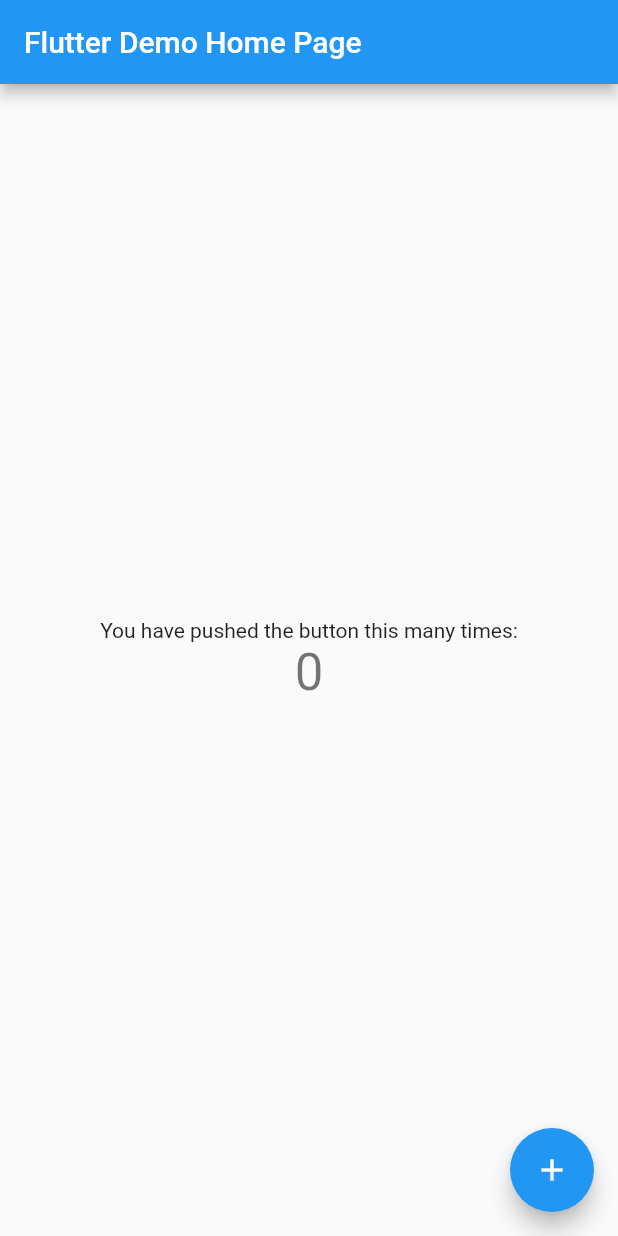
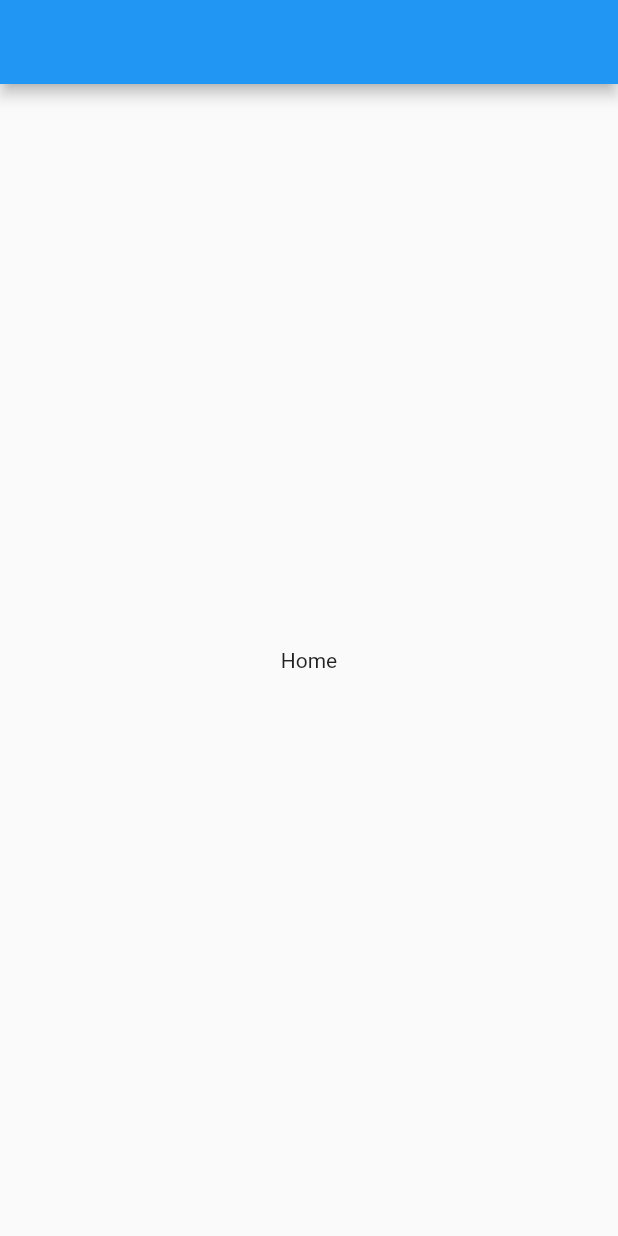
Before and after one commit to nglai/app_cliente, a Flutter app: the screen it shows after launch, on a phone screen of 412 x 824 dp. Run offline on Flutter 3.47's test engine with Material 2 defaults, Android fonts, the phone set to English and light mode, and no system bars.

Commit message:
Ajustes iniciais

```diff
--- a/lib/main.dart
+++ b/lib/main.dart
@@ -1,3 +1,4 @@
+import 'package:app_cliente/pages/home_page.dart';
 import 'package:flutter/material.dart';
 
 void main() {
@@ -11,103 +12,9 @@
     return MaterialApp(
       title: 'Flutter Demo',
       theme: ThemeData(
-        // This is the theme of your application.
-        //
-        // Try running your application with "flutter run". You'll see the
-        // application has a blue toolbar. Then, without quitting the app, try
-        // changing the primarySwatch below to Colors.green and then invoke
-        // "hot reload" (press "r" in the console where you ran "flutter run",
-        // or simply save your changes to "hot reload" in a Flutter IDE).
-        // Notice that the counter didn't reset back to zero; the application
-        // is not restarted.
         primarySwatch: Colors.blue,
       ),
-      home: MyHomePage(title: 'Flutter Demo Home Page'),
+      home: HomePage(),
     );
   }
 }
-
-class MyHomePage extends StatefulWidget {
-  MyHomePage({Key? key, required this.title}) : super(key: key);
-
-  // This widget is the home page of your application. It is stateful, meaning
-  // that it has a State object (defined below) that contains fields that affect
-  // how it looks.
-
-  // This class is the configuration for the state. It holds the values (in this
-  // case the title) provided by the parent (in this case the App widget) and
-  // used by the build method of the State. Fields in a Widget subclass are
-  // always marked "final".
-
-  final String title;
-
-  @override
-  _MyHomePageState createState() => _MyHomePageState();
-}
-
-class _MyHomePageState extends State<MyHomePage> {
-  int _counter = 0;
-
-  void _incrementCounter() {
-    setState(() {
-      // This call to setState tells the Flutter framework that something has
-      // changed in this State, which causes it to rerun the build method below
-      // so that the display can reflect the updated values. If we changed
-      // _counter without calling setState(), then the build method would not be
-      // called again, and so nothing would appear to happen.
-      _counter++;
-    });
-  }
-
-  @override
-  Widget build(BuildContext context) {
-    // This method is rerun every time setState is called, for instance as done
-    // by the _incrementCounter method above.
-    //
-    // The Flutter framework has been optimized to make rerunning build methods
-    // fast, so that you can just rebuild anything that needs updating rather
-    // than having to individually change instances of widgets.
-    return Scaffold(
-      appBar: AppBar(
-        // Here we take the value from the MyHomePage object that was created by
-        // the App.build method, and use it to set our appbar title.
-        title: Text(widget.title),
-      ),
-      body: Center(
-        // Center is a layout widget. It takes a single child and positions it
-        // in the middle of the parent.
-        child: Column(
-          // Column is also a layout widget. It takes a list of children and
-          // arranges them vertically. By default, it sizes itself to fit its
-          // children horizontally, and tries to be as tall as its parent.
-          //
-          // Invoke "debug painting" (press "p" in the console, choose the
-          // "Toggle Debug Paint" action from the Flutter Inspector in Android
-          // Studio, or the "Toggle Debug Paint" command in Visual Studio Code)
-          // to see the wireframe for each widget.
-          //
-          // Column has various properties to control how it sizes itself and
-          // how it positions its children. Here we use mainAxisAlignment to
-          // center the children vertically; the main axis here is the vertical
-          // axis because Columns are vertical (the cross axis would be
-          // horizontal).
-          mainAxisAlignment: MainAxisAlignment.center,
-          children: <Widget>[
-            Text(
-              'You have pushed the button this many times:',
-            ),
-            Text(
-              '$_counter',
-              style: Theme.of(context).textTheme.headline4,
-            ),
-          ],
-        ),
-      ),
-      floatingActionButton: FloatingActionButton(
-        onPressed: _incrementCounter,
-        tooltip: 'Increment',
-        child: Icon(Icons.add),
-      ), // This trailing comma makes auto-formatting nicer for build methods.
-    );
-  }
-}
--- /dev/null
+++ b/lib/pages/home_page.dart
@@ -0,0 +1,20 @@
+import 'package:flutter/material.dart';
+
+class HomePage extends StatefulWidget {
+  @override
+  _HomePageState createState() => _HomePageState();
+}
+
+class _HomePageState extends State<HomePage> {
+  @override
+  Widget build(BuildContext context) {
+    return Scaffold(
+      appBar: AppBar(
+        title: Text(''),
+      ),
+      body: Center(
+        child: Text('Home'),
+      ),
+    );
+  }
+}
```
Also changed, not shown: lib/controllers/excluir.txt (added), lib/models/excluir.txt (added), lib/widgets/excluir.txt (added).
